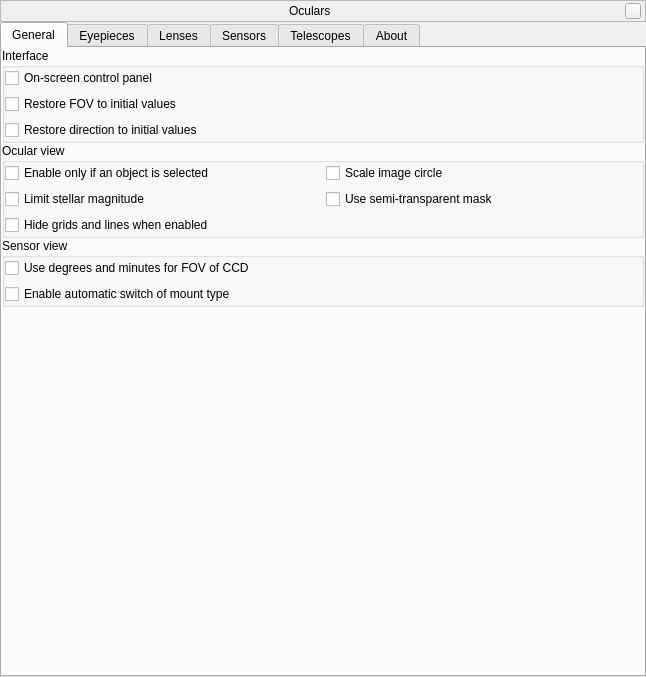
Above: stellarium/plugins/Oculars/src/gui/ocularDialog.ui from gcalderone/PlanetC before the change. Below: the same form after it.
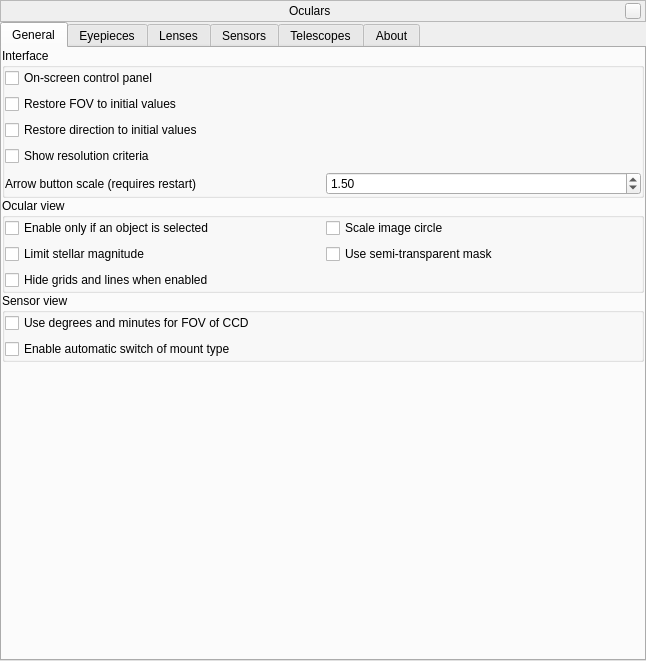
That is the form after the change. Icons and pictures are not drawn. Custom widgets are drawn as their Qt base class.

The edit to the form file:
```diff
--- a/stellarium/plugins/Oculars/src/gui/ocularDialog.ui
+++ b/stellarium/plugins/Oculars/src/gui/ocularDialog.ui
@@ -7,7 +7,7 @@
     <x>0</x>
     <y>0</y>
     <width>646</width>
-    <height>677</height>
+    <height>661</height>
    </rect>
   </property>
   <property name="sizePolicy">
@@ -196,24 +196,37 @@
              <property name="bottomMargin">
               <number>0</number>
              </property>
-             <item row="0" column="0">
+             <item row="1" column="0">
               <widget class="QCheckBox" name="checkBoxControlPanel">
                <property name="text">
                 <string>On-screen control panel</string>
                </property>
               </widget>
              </item>
-             <item row="1" column="0">
-              <widget class="QCheckBox" name="checkBoxInitialFOV">
-               <property name="toolTip">
-                <string>Mark it if you want the FOV value the same like at the startup of Stellarium.</string>
+             <item row="5" column="1">
+              <widget class="QDoubleSpinBox" name="arrowButtonScaleDoubleSpinBox">
+               <property name="minimum">
+                <double>1.000000000000000</double>
                </property>
+               <property name="maximum">
+                <double>2.500000000000000</double>
+               </property>
+               <property name="singleStep">
+                <double>0.050000000000000</double>
+               </property>
+               <property name="value">
+                <double>1.500000000000000</double>
+               </property>
+              </widget>
+             </item>
+             <item row="5" column="0">
+              <widget class="QLabel" name="arrowButtonScaleLabel">
                <property name="text">
-                <string>Restore FOV to initial values</string>
+                <string>Arrow button scale (requires restart)</string>
                </property>
               </widget>
              </item>
-             <item row="2" column="0">
+             <item row="3" column="0">
               <widget class="QCheckBox" name="checkBoxInitialDirection">
                <property name="toolTip">
                 <string>Mark it if you want the direction value the same like at the startup of Stellarium.</string>
@@ -223,6 +236,23 @@
                </property>
               </widget>
              </item>
+             <item row="2" column="0">
+              <widget class="QCheckBox" name="checkBoxInitialFOV">
+               <property name="toolTip">
+                <string>Mark it if you want the FOV value the same like at the startup of Stellarium.</string>
+               </property>
+               <property name="text">
+                <string>Restore FOV to initial values</string>
+               </property>
+              </widget>
+             </item>
+             <item row="4" column="0">
+              <widget class="QCheckBox" name="checkBoxResolutionCriterion">
+               <property name="text">
+                <string>Show resolution criteria</string>
+               </property>
+              </widget>
+             </item>
             </layout>
            </widget>
           </item>
```
Left out of the diff: 18 changed lines with no effect on the pictures.
